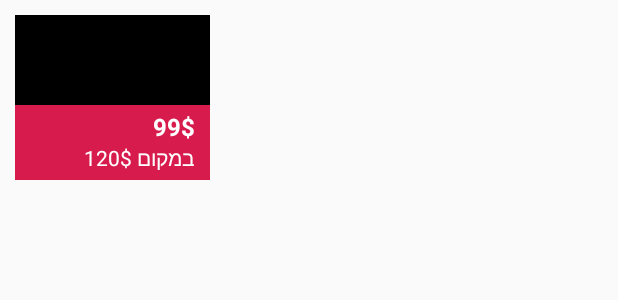
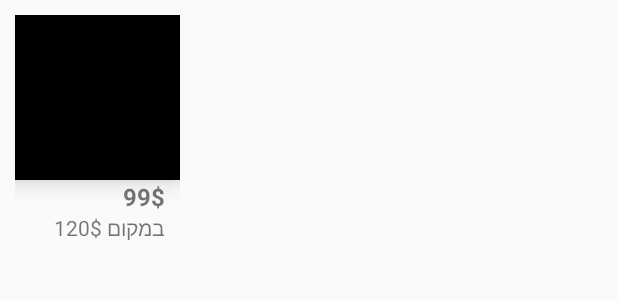
Before and after one commit to avivCodhen/SaleDanceAndroid, an Android app: the layout sale_item.xml on its own in the app's theme, with its tools: preview values and no code run, on a phone screen of 412 x 824 dp. Shown: the top 300 px of the screen. Run offline under Robolectric (Android 15) with nearby library versions, the phone set to English and light mode, and no system bars; network calls fail.

Commit message:
changes to sale card

```diff
--- a/app/src/main/res/layout/sale_item.xml
+++ b/app/src/main/res/layout/sale_item.xml
@@ -2,20 +2,22 @@
 
 <RelativeLayout
         android:layout_margin="10dp"
-        android:layout_width="130dp"
+        android:layout_width="wrap_content"
         android:layout_height="wrap_content"
         xmlns:android="http://schemas.android.com/apk/res/android">
     <RelativeLayout
+            android:elevation="10dp"
             android:background="@android:color/black"
             android:id="@+id/imageLayout"
-            android:layout_width="match_parent"
-                    android:layout_height="wrap_content">
+            android:layout_width="110dp"
+                    android:layout_height="110dp">
 
         <ImageView
+                android:elevation="10dp"
                 android:scaleType="fitXY"
                 android:id="@+id/saleImage"
                 android:layout_width="match_parent"
-                android:layout_height="60dp"/>
+                android:layout_height="match_parent"/>
 
 
 
@@ -23,34 +25,31 @@
 
     <RelativeLayout
 
-            android:background="#d71c4d"
             android:layout_below="@+id/imageLayout"
-            android:layout_width="match_parent"
-                    android:layout_height="50dp">
+            android:layout_width="110dp"
+                    android:layout_height="wrap_content">
 
 
     <TextView
             android:id="@+id/salePriceTv"
-            android:layout_above="@+id/beforePriceTv"
             android:textSize="16dp"
             android:textStyle="bold"
             android:layout_marginRight="10dp"
             android:gravity="end"
-            android:textColor="@android:color/white"
             android:text="99$"
             android:layout_width="match_parent" android:layout_height="wrap_content"/>
 
     <TextView
+            android:layout_below="@+id/salePriceTv"
             android:id="@+id/beforePriceTv"
             android:textDirection="ltr"
-            android:layout_alignParentBottom="true"
             android:textSize="14dp"
             android:layout_marginRight="10dp"
             android:layout_marginBottom="5dp"
             android:gravity="end"
-            android:textColor="@android:color/white"
             android:text="במקום 120$"
-            android:layout_width="match_parent" android:layout_height="wrap_content"/>
+            android:layout_width="match_parent"
+            android:layout_height="wrap_content"/>
 </RelativeLayout>
 
 
```
